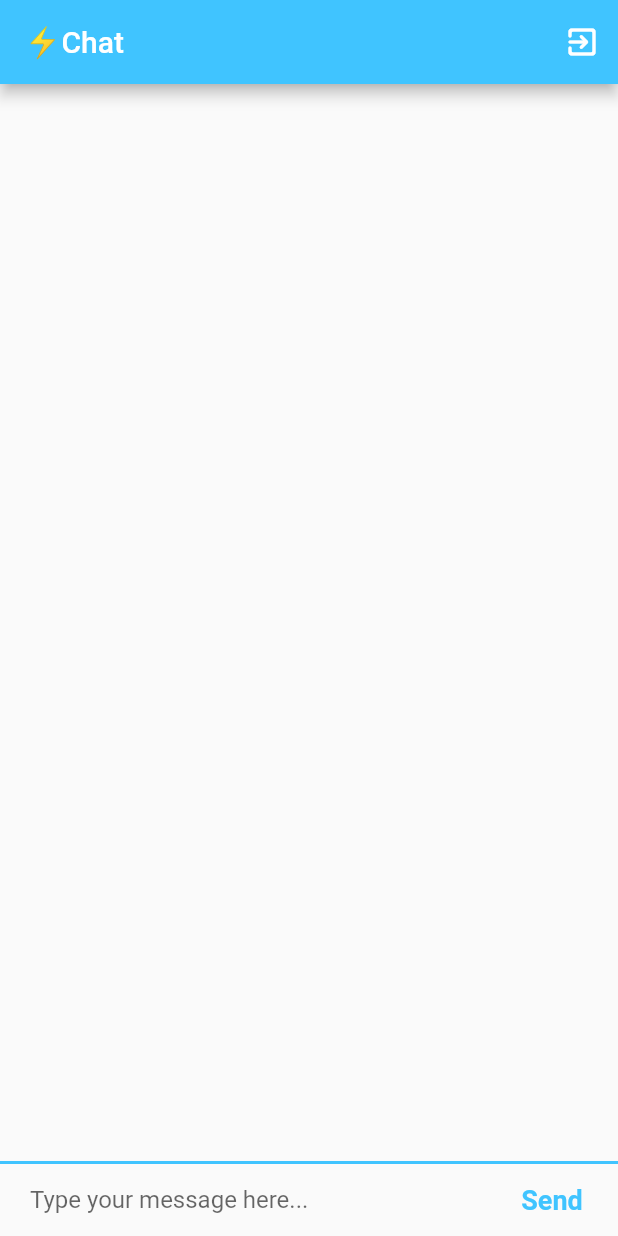
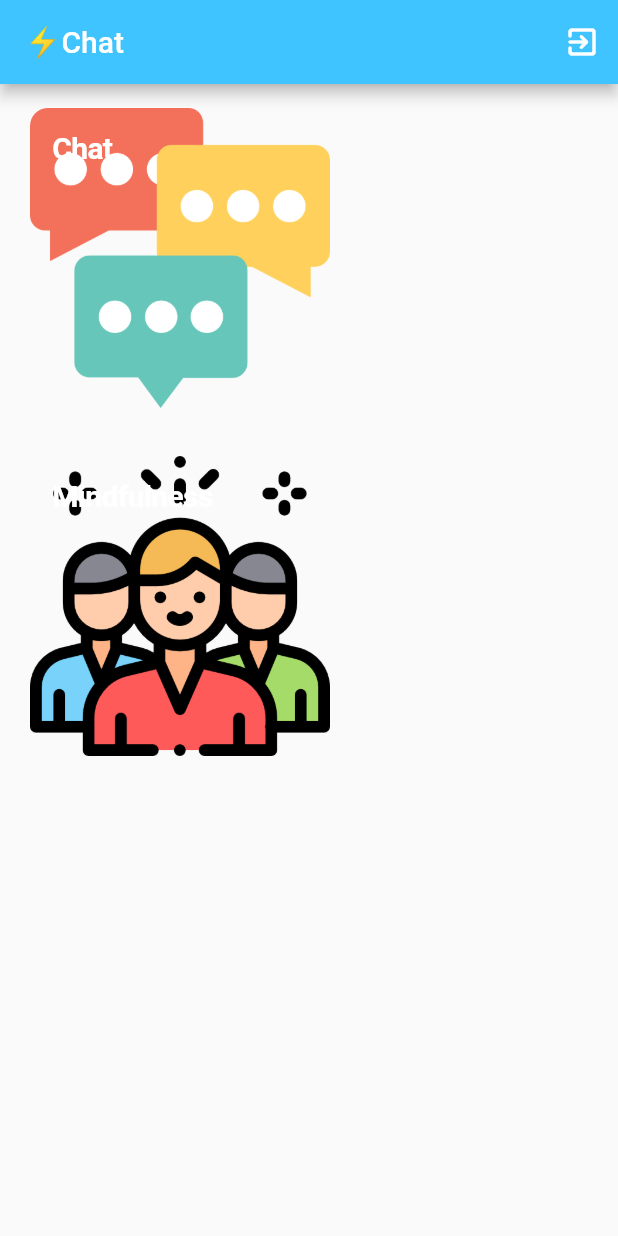
Before and after one commit to jeremiahlukus/flash_chat_flutter, a Flutter app: the screen it shows once a user with an empty profile is signed in, on a phone screen of 412 x 824 dp. Run offline on Flutter 3.47's test engine with Material 2 defaults, Android fonts, the phone set to English and light mode, and no system bars; our stand-ins replace animated_text_kit, cloud_firestore, firebase_auth, firebase_core, modal_progress_hud; accounts and stored records are empty.

Commit message:
Jeremiah-Parrack | add main screen

```diff
--- a/lib/main.dart
+++ b/lib/main.dart
@@ -2,6 +2,7 @@ import 'package:firebase_core/firebase_core.dart';
 import 'package:flash_chat/screens/chat_screen.dart';
 import 'package:flash_chat/screens/landing_screen.dart';
 import 'package:flash_chat/screens/login_screen.dart';
+import 'package:flash_chat/screens/main_screen.dart';
 import 'package:flash_chat/screens/registration_screen.dart';
 import 'package:flash_chat/screens/welcome_screen.dart';
 import 'package:flutter/material.dart';
@@ -19,6 +20,7 @@ class FlashChat extends StatelessWidget {
       initialRoute: LandingScreen.id,
       routes: {
         LandingScreen.id: (context) => LandingScreen(),
+        MainScreen.id: (context) => MainScreen(),
         WelcomeScreen.id: (context) => WelcomeScreen(),
         LoginScreen.id: (context) => LoginScreen(),
         RegistrationScreen.id: (context) => RegistrationScreen(),
--- a/lib/screens/landing_screen.dart
+++ b/lib/screens/landing_screen.dart
@@ -1,5 +1,5 @@
 import 'package:firebase_auth/firebase_auth.dart';
-import 'package:flash_chat/screens/chat_screen.dart';
+import 'package:flash_chat/screens/main_screen.dart';
 import 'package:flash_chat/screens/welcome_screen.dart';
 import 'package:flutter/material.dart';
 
@@ -17,7 +17,7 @@ class LandingScreen extends StatelessWidget {
             if (user == null) {
               return WelcomeScreen();
             } else {
-              return ChatScreen();
+              return MainScreen();
             }
           } else {
             return Scaffold(
--- a/lib/screens/login_screen.dart
+++ b/lib/screens/login_screen.dart
@@ -2,7 +2,7 @@ import 'package:firebase_auth/firebase_auth.dart';
 import 'package:flash_chat/components/rounded_button_component.dart';
 import 'package:flash_chat/components/wave_component.dart';
 import 'package:flash_chat/constants.dart';
-import 'package:flash_chat/screens/chat_screen.dart';
+import 'package:flash_chat/screens/main_screen.dart';
 import 'package:flutter/material.dart';
 import 'package:modal_progress_hud/modal_progress_hud.dart';
 
@@ -112,7 +112,7 @@ class _LoginScreenState extends State<LoginScreen> {
                       final user = await _auth.signInWithEmailAndPassword(
                           email: email, password: password);
                       if (user != null) {
-                        Navigator.pushNamed(context, ChatScreen.id);
+                        Navigator.pushNamed(context, MainScreen.id);
                       }
                       setState(() {
                         showSpinner = false;
--- /dev/null
+++ b/lib/screens/main_screen.dart
@@ -0,0 +1,89 @@
+import 'package:firebase_auth/firebase_auth.dart';
+import 'package:flash_chat/screens/chat_screen.dart';
+import 'package:flutter/cupertino.dart';
+import 'package:flutter/material.dart';
+
+class MainScreen extends StatelessWidget {
+  static String id = '/main';
+  final _auth = FirebaseAuth.instance;
+  @override
+  Widget build(BuildContext context) {
+    return Scaffold(
+      appBar: AppBar(
+        leading: null,
+        actions: <Widget>[
+          IconButton(
+              icon: Icon(Icons.exit_to_app_rounded),
+              onPressed: () {
+                _auth.signOut();
+                Navigator.pop(context);
+              }),
+        ],
+        title: Text('⚡️Chat'),
+        backgroundColor: Colors.lightBlueAccent,
+      ),
+      body: SafeArea(
+        child: Column(
+          children: [
+            Flexible(
+              child: CupertinoButton(
+                child: Container(
+                  height: 200,
+                  width: 200,
+                  decoration: BoxDecoration(
+                    image: DecorationImage(
+                      image: AssetImage("images/chat.png"),
+                      fit: BoxFit.cover,
+                    ),
+                    borderRadius: BorderRadius.circular(12),
+                  ),
+                  child: Container(
+                    margin: EdgeInsets.fromLTRB(15, 15, 0, 0),
+                    child: Text(
+                      "Chat",
+                      style: TextStyle(
+                          color: Colors.white,
+                          fontSize: 20,
+                          fontWeight: FontWeight.w600),
+                    ),
+                  ),
+                ),
+                onPressed: () {
+                  Navigator.pushNamed(context, ChatScreen.id);
+                },
+              ),
+            ),
+            Flexible(
+              child: CupertinoButton(
+                child: Container(
+                  height: 200,
+                  width: 200,
+                  decoration: BoxDecoration(
+                    image: DecorationImage(
+                      image: AssetImage("images/group.png"),
+                      fit: BoxFit.cover,
+                    ),
+                    borderRadius: BorderRadius.circular(12),
+                  ),
+                  child: Container(
+                    margin: EdgeInsets.fromLTRB(15, 15, 0, 0),
+                    child: Text(
+                      "Mindfulness",
+                      style: TextStyle(
+                          color: Colors.white,
+                          fontSize: 20,
+                          fontWeight: FontWeight.w600),
+                    ),
+                  ),
+                ),
+                onPressed: () {
+                  Navigator.pushNamed(context, ChatScreen.id);
+                },
+              ),
+            ),
+          ],
+        ),
+      ),
+    );
+  }
+}
--- a/lib/screens/registration_screen.dart
+++ b/lib/screens/registration_screen.dart
@@ -2,7 +2,7 @@ import 'package:firebase_auth/firebase_auth.dart';
 import 'package:flash_chat/components/rounded_button_component.dart';
 import 'package:flash_chat/components/wave_component.dart';
 import 'package:flash_chat/constants.dart';
-import 'package:flash_chat/screens/chat_screen.dart';
+import 'package:flash_chat/screens/main_screen.dart';
 import 'package:flutter/material.dart';
 import 'package:modal_progress_hud/modal_progress_hud.dart';
 
@@ -111,7 +111,7 @@ class _RegistrationScreenState extends State<RegistrationScreen> {
                           await _auth.createUserWithEmailAndPassword(
                               email: email, password: password);
                       if (newUser != null) {
-                        Navigator.pushNamed(context, ChatScreen.id);
+                        Navigator.pushNamed(context, MainScreen.id);
                       }
                       setState(() {
                         showSpinner = false;
```
Also changed, not shown: images/chat.png (added), images/group.png (added), images/home.png (added), images/inbox.png (added), 1 other file.
